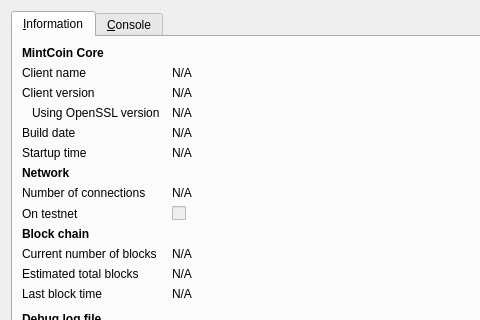
The window that src/qt/forms/rpcconsole.ui (magi-retro/peercoin) describes before a commit, drawn with Qt 5; both pictures show x 0 to 480 and y 0 to 320 of the 740 by 450 pixel window.
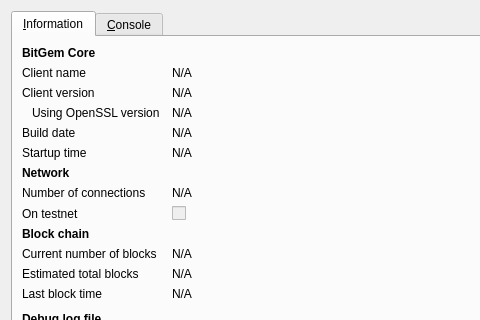
The same window after the commit. Icons and pictures are not drawn.

Diff of the .ui file:
```diff
--- a/src/qt/forms/rpcconsole.ui
+++ b/src/qt/forms/rpcconsole.ui
@@ -36,7 +36,7 @@
           </font>
          </property>
          <property name="text">
-          <string>MintCoin Core</string>
+          <string>BitGem Core</string>
          </property>
         </widget>
        </item>
```
Left out of the diff: 6 changed lines with no effect on the pictures.
